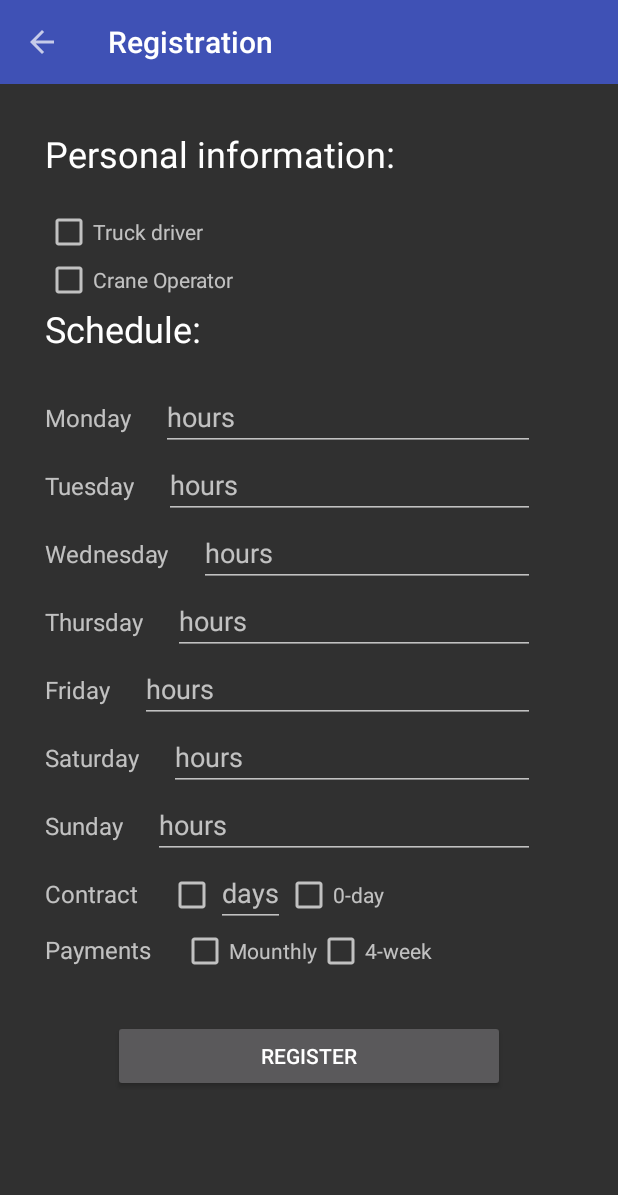
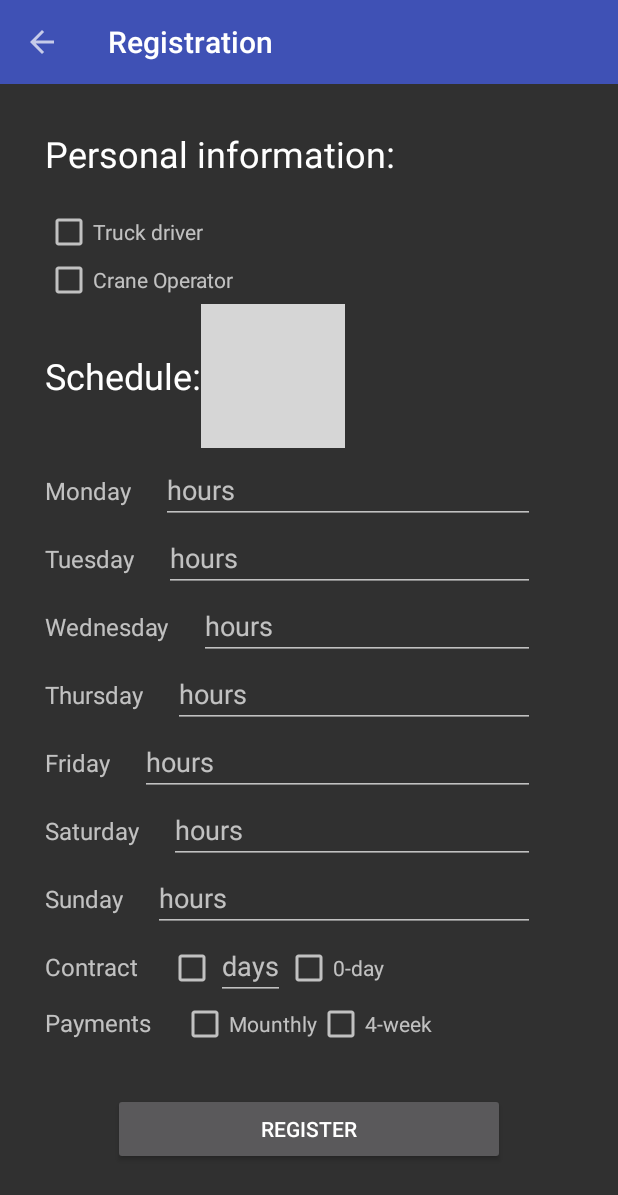
Before and after one commit to AChepurnoi/rp16_comes_solution_android, an Android app: the fragment Second_step placed in its activity, on a phone screen of 412 x 824 dp. Shown: the top 1195 px of the screen. Run offline under Robolectric (Android 15) with nearby library versions, the phone set to English and light mode, and no system bars; libraries missing offline, so code that uses them is left out: com.loopj.android, cz.msebera.android, dmax.dialog; grey boxes are pictures that could not be loaded.

Commit message:
TDA-43
Registration Page 2
      Next to “Werkrooster:” there will be a question mark icon, which the user can press if he wants to know more about the “Werkrooster” (Workschedule). When the user clicks on the question mark, a help box will appear, which states the following message: “In dit werkrooster vult u het aantal uren in dat u per dag werkt.” (In this work schedule you fill in the number of hours you work each day.) When the user clicks on any other place then the toolbox, the toolbox will disappear.
 Activity

```diff
--- a/app/src/main/java/com/bionic/td_android/Register/Second_step.java
+++ b/app/src/main/java/com/bionic/td_android/Register/Second_step.java
@@ -3,6 +3,7 @@ package com.bionic.td_android.Register;
 import android.os.Bundle;
 import android.support.annotation.Nullable;
 import android.support.v4.app.Fragment;
+import android.support.v7.app.AlertDialog;
 import android.support.v7.widget.Toolbar;
 import android.view.LayoutInflater;
 import android.view.MenuItem;
@@ -34,6 +35,7 @@ public class Second_step extends Fragment {
     private EditText contract_days;
     private CheckBox mounthly_payments, four_week_payments;
     private View scheduleBlock;
+    private View button_help;
 
     @Nullable
     @Override
@@ -71,6 +73,20 @@ public class Second_step extends Fragment {
         four_week_payments = (CheckBox) view.findViewById(R.id.checkbox_four_week_payments);
         scheduleBlock = view.findViewById(R.id.block_schedule);
         Button register = (Button)view.findViewById(R.id.button_register);
+        button_help = view.findViewById(R.id.button_help);
+
+        button_help.setOnClickListener(new View.OnClickListener() {
+            @Override
+            public void onClick(View v) {
+                AlertDialog.Builder ab = new AlertDialog.Builder(v.getContext());
+                ab.setTitle("Schedule tip");
+                ab.setMessage("In this work schedule you fill in the number of hours you work each day");
+                ab.setCancelable(true);
+                ab.show();
+
+
+            }
+        });
 
         register.setOnClickListener(new View.OnClickListener() {
             @Override
--- a/app/src/main/res/layout/fragment_register_step2.xml
+++ b/app/src/main/res/layout/fragment_register_step2.xml
@@ -59,14 +59,32 @@
                 android:orientation="vertical"
                 android:id="@+id/block_schedule"
                 >
-                <TextView
+                <LinearLayout
                     android:layout_width="match_parent"
                     android:layout_height="wrap_content"
-                    android:text="Schedule:"
-                    android:textColor="@color/text_color"
-                    android:textSize="24sp"
-                    android:layout_marginBottom="20dp"
-                    />
+                    android:orientation="horizontal"
+                    android:gravity="center_vertical"
+                    android:paddingBottom="5dp"
+                    >
+                    <TextView
+                        android:layout_width="wrap_content"
+                        android:layout_height="wrap_content"
+                        android:text="Schedule:"
+                        android:textColor="@color/text_color"
+                        android:textSize="24sp"
+
+                        />
+
+
+                    <ImageView
+                        android:layout_width="wrap_content"
+                        android:layout_height="wrap_content"
+                        android:src="@drawable/ic_help"
+                        android:id="@+id/button_help"
+
+                        />
+
+                </LinearLayout>
 
                 <LinearLayout
                     android:layout_width="match_parent"
```
